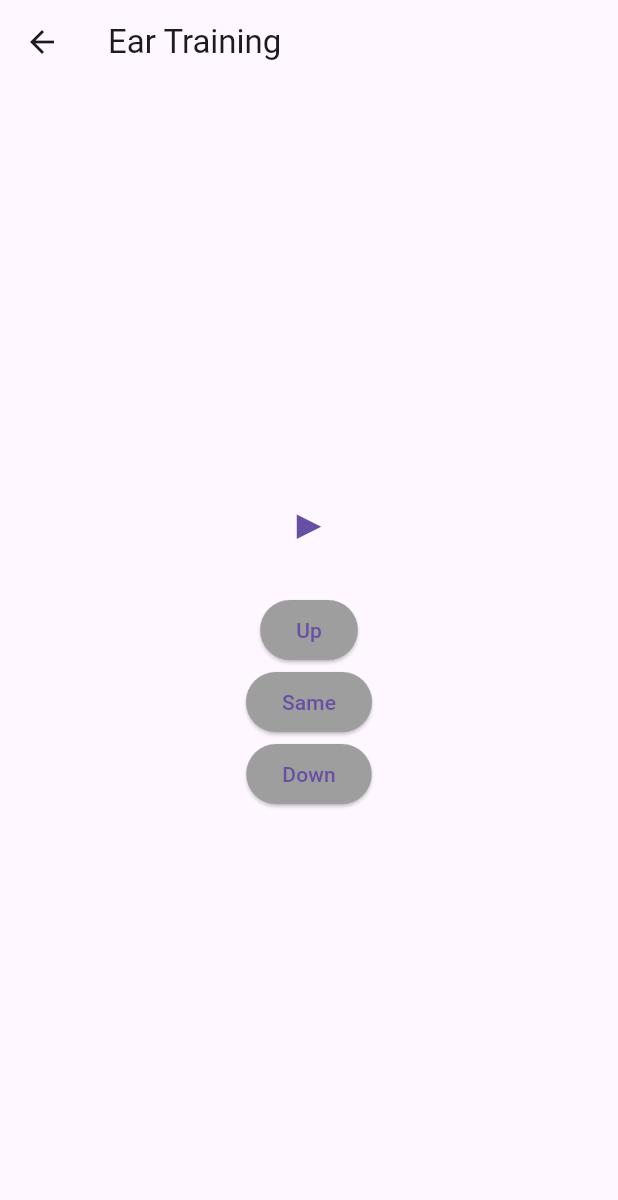
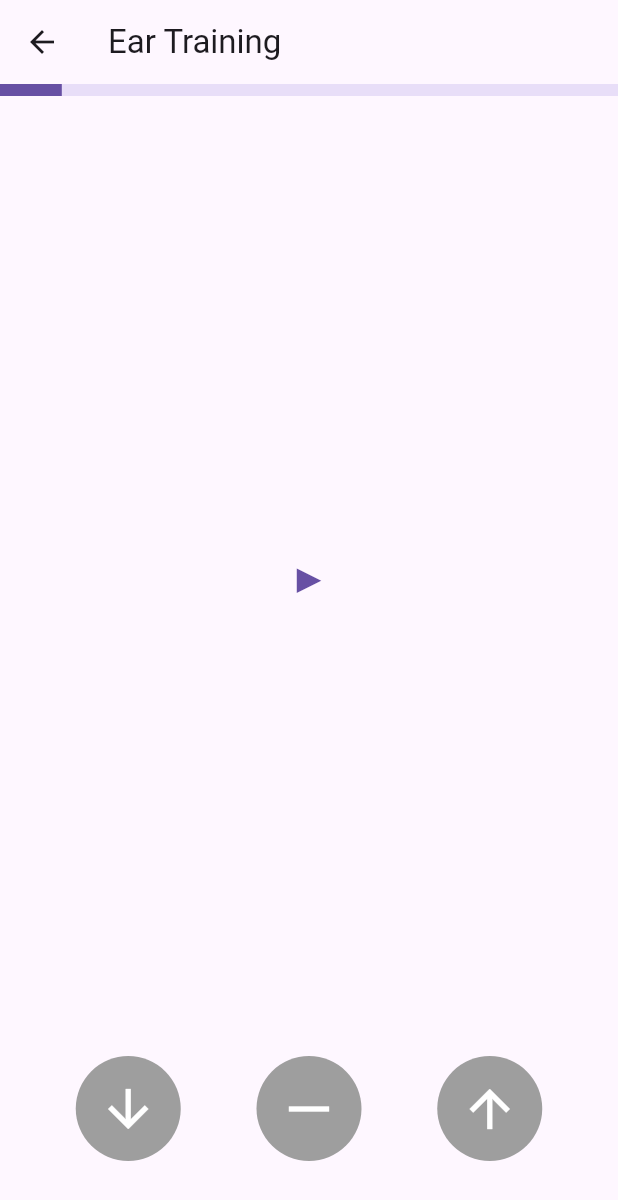
Before and after one commit to Write2Hack/ear_loop, a Flutter app: the screen it shows after launch, after a tap on "10", on a phone screen of 412 x 824 dp. Shown: the top 1200 px of the screen. Run offline on Flutter 3.47's test engine with Material 3 defaults, Android fonts, the phone set to English and light mode, and no system bars; our stand-ins replace audioplayers.

Commit message:
ui updates.

```diff
--- a/lib/main.dart
+++ b/lib/main.dart
@@ -204,31 +204,42 @@ class _EarTrainingScreenState extends State<EarTrainingScreen> {
     );
   }
 
-  Widget _buildAnswerButton(String label) {
+  Widget _buildAnswerButton(String label, IconData icon) {
     bool isSelected = selectedAnswer == label;
+    bool isCorrect = (selectedAnswer == "Up" && firstNote != secondNote && notes.indexOf(firstNote) < notes.indexOf(secondNote)) ||
+                     (selectedAnswer == "Down" && firstNote != secondNote && notes.indexOf(firstNote) > notes.indexOf(secondNote)) ||
+                     (selectedAnswer == "Same" && firstNote == secondNote);
+
     Color buttonColor = Colors.grey;
     if (isSelected) {
-      buttonColor = (label == selectedAnswer && showFeedback)
-          ? (selectedAnswer == "Up" && notes.indexOf(firstNote) < notes.indexOf(secondNote) ||
-                  selectedAnswer == "Down" && notes.indexOf(firstNote) > notes.indexOf(secondNote) ||
-                  selectedAnswer == "Same" && firstNote == secondNote)
-              ? Colors.green
-              : Colors.red
-          : Colors.grey;
+      buttonColor = isCorrect ? Colors.green : Colors.red;
     }
 
-    return ElevatedButton(
-      onPressed: selectedAnswer == null ? () => _checkAnswer(label) : null,
-      style: ElevatedButton.styleFrom(backgroundColor: buttonColor),
-      child: Text(label),
+    return GestureDetector(
+      onTap: selectedAnswer == null ? () => _checkAnswer(label) : null,
+      child: Container(
+        width: 70,
+        height: 70,
+        decoration: BoxDecoration(
+          color: buttonColor,
+          shape: BoxShape.circle,
+        ),
+        child: Icon(icon, size: 40, color: Colors.white),
+      ),
     );
   }
 
   @override
   Widget build(BuildContext context) {
+    double progress = (currentQuestion + 1) / widget.totalQuestions;
+
     return Scaffold(
       appBar: AppBar(title: Text("Ear Training")),
-      body: Center(
+      body: Column(
+        children: [
+          LinearProgressIndicator(value: progress, minHeight: 8),
+          Expanded(
+            child: Center(
               child: Column(
                 mainAxisAlignment: MainAxisAlignment.center,
                 children: [
@@ -241,12 +252,22 @@ class _EarTrainingScreenState extends State<EarTrainingScreen> {
                       ),
                     ],
                   ),
-            SizedBox(height: 20),
-            _buildAnswerButton("Up"),
-            _buildAnswerButton("Same"),
-            _buildAnswerButton("Down"),
-            SizedBox(height: 20),
                   if (showFeedback) _buildPianoKeyboard(),
+                ],
+              ),
+            ),
+          ),
+          Padding(
+            padding: const EdgeInsets.only(bottom: 30),
+            child: Row(
+              mainAxisAlignment: MainAxisAlignment.spaceEvenly,
+              children: [
+                _buildAnswerButton("Down", Icons.arrow_downward),
+                _buildAnswerButton("Same", Icons.horizontal_rule),
+                _buildAnswerButton("Up", Icons.arrow_upward),
+              ],
+            ),
+          ),
           if (showFeedback)
             ElevatedButton(
               onPressed: () {
@@ -257,8 +278,8 @@ class _EarTrainingScreenState extends State<EarTrainingScreen> {
               },
               child: Text("Next"),
             ),
+          SizedBox(height: 20),
         ],
-        ),
       ),
     );
   }
```
Lines whose indentation alone changed are shown as unchanged.
